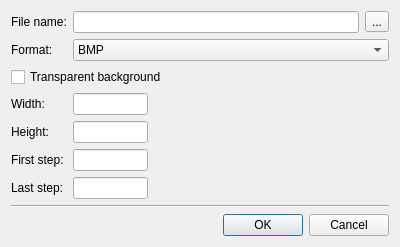
Qt form qt/lc_qimagedialog.ui (ldraw-linux/leocad) before a commit.
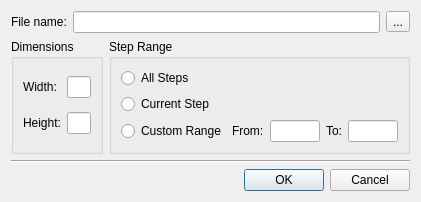
The same form after that commit.

```diff
--- a/qt/lc_qimagedialog.ui
+++ b/qt/lc_qimagedialog.ui
@@ -6,8 +6,8 @@
    <rect>
     <x>0</x>
     <y>0</y>
-    <width>400</width>
-    <height>240</height>
+    <width>421</width>
+    <height>196</height>
    </rect>
   </property>
   <property name="windowTitle">
@@ -15,8 +15,10 @@
   </property>
   <layout class="QVBoxLayout" name="verticalLayout">
    <item>
-    <layout class="QFormLayout" name="formLayout">
-     <item row="0" column="0">
+    <layout class="QVBoxLayout" name="verticalLayout_2">
+     <item>
+      <layout class="QHBoxLayout" name="horizontalLayout_2">
+       <item>
       <widget class="QLabel" name="label">
        <property name="text">
         <string>File name:</string>
@@ -26,17 +28,27 @@
        </property>
       </widget>
      </item>
-     <item row="1" column="0">
-      <widget class="QLabel" name="label_2">
+       <item>
+        <widget class="QLineEdit" name="fileName"/>
+       </item>
+       <item>
+        <widget class="QToolButton" name="fileNameBrowse">
        <property name="text">
-        <string>Format:</string>
-       </property>
-       <property name="buddy">
-        <cstring>format</cstring>
+          <string>...</string>
        </property>
       </widget>
      </item>
-     <item row="3" column="0">
+      </layout>
+     </item>
+     <item>
+      <layout class="QHBoxLayout" name="horizontalLayout_3">
+       <item>
+        <widget class="QGroupBox" name="groupBox">
+         <property name="title">
+          <string>Dimensions</string>
+         </property>
+         <layout class="QGridLayout" name="gridLayout_2">
+          <item row="0" column="0">
       <widget class="QLabel" name="label_3">
        <property name="text">
         <string>Width:</string>
@@ -46,7 +58,17 @@
        </property>
       </widget>
      </item>
-     <item row="4" column="0">
+          <item row="0" column="1">
+           <widget class="QLineEdit" name="width">
+            <property name="maximumSize">
+             <size>
+              <width>75</width>
+              <height>16777215</height>
+             </size>
+            </property>
+           </widget>
+          </item>
+          <item row="1" column="0">
       <widget class="QLabel" name="label_4">
        <property name="text">
         <string>Height:</string>
@@ -57,76 +79,6 @@
       </widget>
      </item>
      <item row="1" column="1">
-      <widget class="QComboBox" name="format">
-       <item>
-        <property name="text">
-         <string>BMP</string>
-        </property>
-       </item>
-       <item>
-        <property name="text">
-         <string>JPEG</string>
-        </property>
-       </item>
-       <item>
-        <property name="text">
-         <string>PNG</string>
-        </property>
-       </item>
-      </widget>
-     </item>
-     <item row="0" column="1">
-      <layout class="QHBoxLayout" name="horizontalLayout_2">
-       <item>
-        <widget class="QLineEdit" name="fileName"/>
-       </item>
-       <item>
-        <widget class="QToolButton" name="fileNameBrowse">
-         <property name="text">
-          <string>...</string>
-         </property>
-        </widget>
-       </item>
-      </layout>
-     </item>
-     <item row="2" column="0" colspan="2">
-      <widget class="QCheckBox" name="transparent">
-       <property name="text">
-        <string>Transparent background</string>
-       </property>
-      </widget>
-     </item>
-     <item row="5" column="0">
-      <widget class="QLabel" name="label_5">
-       <property name="text">
-        <string>First step:</string>
-       </property>
-       <property name="buddy">
-        <cstring>firstStep</cstring>
-       </property>
-      </widget>
-     </item>
-     <item row="6" column="0">
-      <widget class="QLabel" name="label_6">
-       <property name="text">
-        <string>Last step:</string>
-       </property>
-       <property name="buddy">
-        <cstring>lastStep</cstring>
-       </property>
-      </widget>
-     </item>
-     <item row="3" column="1">
-      <widget class="QLineEdit" name="width">
-       <property name="maximumSize">
-        <size>
-         <width>75</width>
-         <height>16777215</height>
-        </size>
-       </property>
-      </widget>
-     </item>
-     <item row="4" column="1">
       <widget class="QLineEdit" name="height">
        <property name="maximumSize">
         <size>
@@ -136,7 +88,46 @@
        </property>
       </widget>
      </item>
-     <item row="5" column="1">
+         </layout>
+        </widget>
+       </item>
+       <item>
+        <widget class="QGroupBox" name="groupBox_2">
+         <property name="title">
+          <string>Step Range</string>
+         </property>
+         <layout class="QVBoxLayout" name="verticalLayout_3">
+          <item>
+           <widget class="QRadioButton" name="rangeAll">
+            <property name="text">
+             <string>All Steps</string>
+            </property>
+           </widget>
+          </item>
+          <item>
+           <widget class="QRadioButton" name="rangeCurrent">
+            <property name="text">
+             <string>Current Step</string>
+            </property>
+           </widget>
+          </item>
+          <item>
+           <layout class="QHBoxLayout" name="horizontalLayout">
+            <item>
+             <widget class="QRadioButton" name="rangeCustom">
+              <property name="text">
+               <string>Custom Range</string>
+              </property>
+             </widget>
+            </item>
+            <item>
+             <widget class="QLabel" name="label_2">
+              <property name="text">
+               <string>From:</string>
+              </property>
+             </widget>
+            </item>
+            <item>
       <widget class="QLineEdit" name="firstStep">
        <property name="maximumSize">
         <size>
@@ -146,7 +137,14 @@
        </property>
       </widget>
      </item>
-     <item row="6" column="1">
+            <item>
+             <widget class="QLabel" name="label_7">
+              <property name="text">
+               <string>To:</string>
+              </property>
+             </widget>
+            </item>
+            <item>
       <widget class="QLineEdit" name="lastStep">
        <property name="maximumSize">
         <size>
@@ -158,6 +156,13 @@
      </item>
     </layout>
    </item>
+         </layout>
+        </widget>
+       </item>
+      </layout>
+     </item>
+    </layout>
+   </item>
    <item>
     <widget class="QFrame" name="frame">
      <property name="frameShape">
```
Left out of the diff: 7 changed lines with no effect on the pictures. Lines whose indentation alone changed are shown as unchanged.
